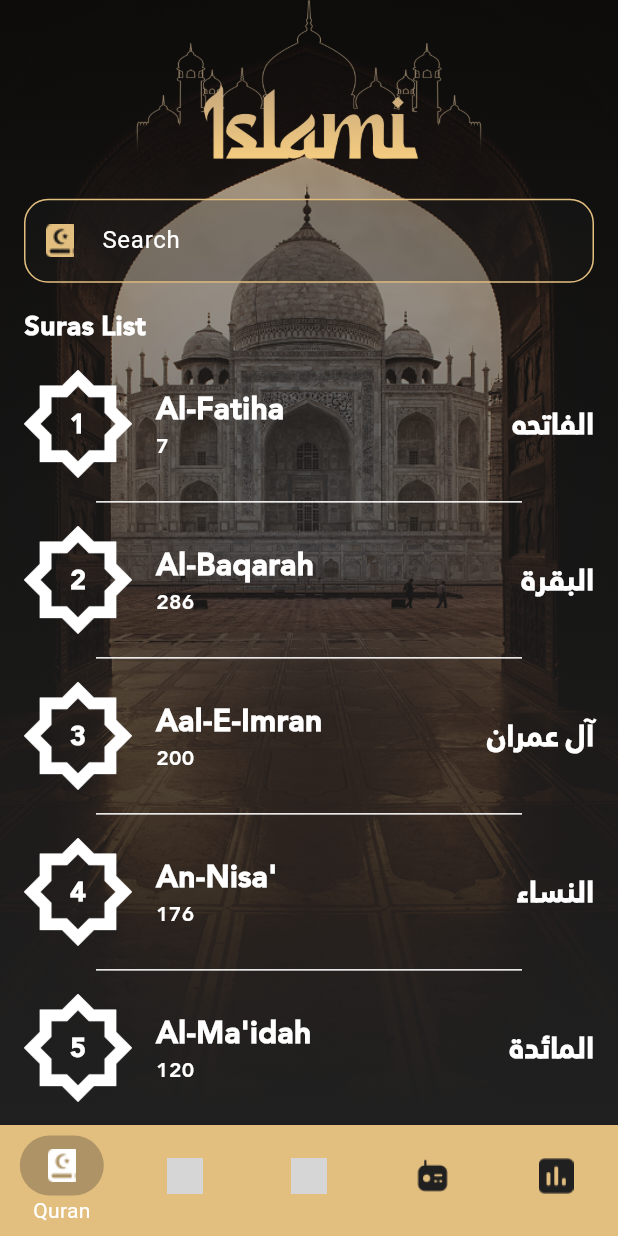
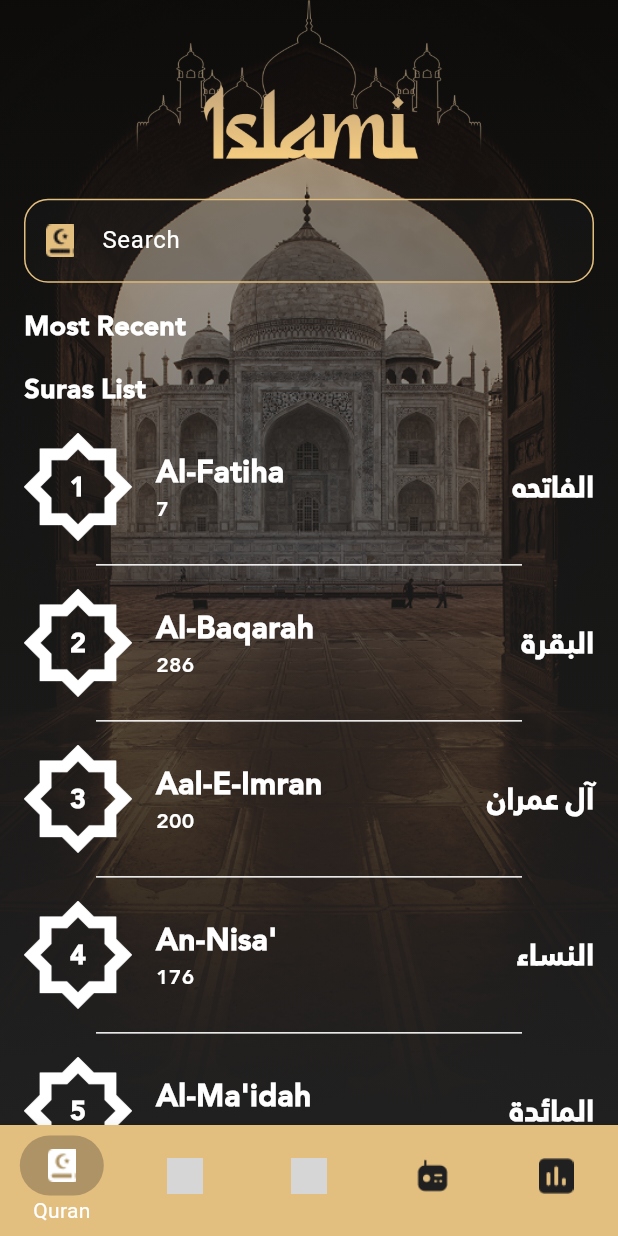
Before and after one commit to john-safwat/islami-app-mon-c16, a Flutter app: the screen it shows after launch, on a phone screen of 412 x 824 dp. Run offline on Flutter 3.47's test engine with Material 3 defaults, Android fonts, the light colour scheme and no system bars; our stand-ins replace animate_do; grey boxes are pictures that could not be loaded.

Commit message:
add most recent tag in quran tab and add comment in sura card

```diff
--- a/lib/ui/home/tabs/quran_tab/quran_tab.dart
+++ b/lib/ui/home/tabs/quran_tab/quran_tab.dart
@@ -65,6 +65,14 @@ class QuranTab extends StatelessWidget {
                 Padding(
                   padding: const EdgeInsets.symmetric(horizontal: 16.0),
                   child: Text(
+                    "Most Recent",
+                    style: TextStyles.smallLabel(textColor: AppColors.white),
+                  ),
+                ),
+                SizedBox(height: 16),
+                Padding(
+                  padding: const EdgeInsets.symmetric(horizontal: 16.0),
+                  child: Text(
                     "Suras List",
                     style: TextStyles.smallLabel(textColor: AppColors.white),
                   ),
--- a/lib/ui/home/tabs/quran_tab/sura_card.dart
+++ b/lib/ui/home/tabs/quran_tab/sura_card.dart
@@ -13,6 +13,7 @@ class SuraCard extends StatelessWidget {
   Widget build(BuildContext context) {
     return InkWell(
       onTap: () {
+        // here is a navigation to sura details screen
         Navigator.pushNamed(
           context,
           SuraDetailsScreen.routeName,
```
